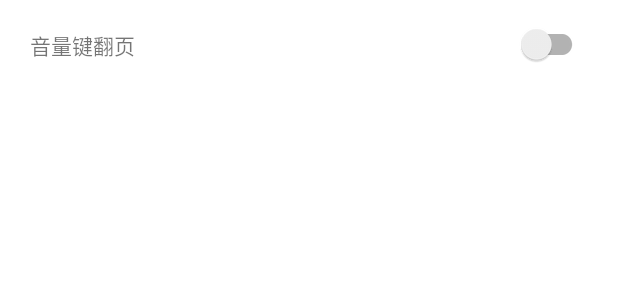
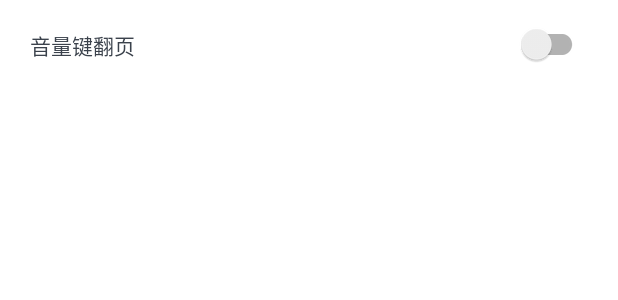
Before and after one commit to lavalike/novel-reader, an Android app: the layout activity_more_setting.xml on its own in the app's theme, with its tools: preview values and no code run, on a phone screen of 412 x 824 dp. Shown: the top 300 px of the screen. Run offline under Robolectric (Android 15) with nearby library versions, the phone set to English and light mode, and no system bars.

Commit message:
theme color change

```diff
--- a/app/src/main/java/com/wangzhen/reader/ui/base/BaseActivity.kt
+++ b/app/src/main/java/com/wangzhen/reader/ui/base/BaseActivity.kt
@@ -1,5 +1,6 @@
 package com.wangzhen.reader.ui.base
 
+import android.os.Bundle
 import com.wangzhen.commons.toolbar.ToolbarActivity
 import com.wangzhen.statusbar.DarkStatusBar
 import io.reactivex.disposables.CompositeDisposable
@@ -11,6 +12,11 @@ import io.reactivex.disposables.Disposable
  */
 open class BaseActivity : ToolbarActivity() {
     private var disposables = CompositeDisposable()
+    override fun onCreate(savedInstanceState: Bundle?) {
+        super.onCreate(savedInstanceState)
+        fitDarkStatusBar()
+    }
+
     protected fun addDisposable(d: Disposable) {
         disposables.add(d)
     }
--- a/app/src/main/res/drawable/ic_tag_txt.xml
+++ b/app/src/main/res/drawable/ic_tag_txt.xml
@@ -1,5 +1,5 @@
 <?xml version="1.0" encoding="utf-8"?>
 <shape xmlns:android="http://schemas.android.com/apk/res/android">
     <corners android:radius="3dp" />
-    <solid android:color="@color/colorPrimary" />
+    <solid android:color="@color/colorAccent" />
 </shape>
--- a/app/src/main/res/drawable/shape_book_list_nor.xml
+++ b/app/src/main/res/drawable/shape_book_list_nor.xml
@@ -2,7 +2,7 @@
 <shape xmlns:android="http://schemas.android.com/apk/res/android"
 	android:shape="rectangle">
 	<!-- 填充颜色 -->
-	<solid android:color="@color/colorPrimary"></solid>
+	<solid android:color="@color/colorAccent"></solid>
 
 	<!-- 矩形的圆角半径 -->
 	<corners android:radius="3dp" />
--- a/app/src/main/res/drawable/shape_book_list_press.xml
+++ b/app/src/main/res/drawable/shape_book_list_press.xml
@@ -2,7 +2,7 @@
 <shape xmlns:android="http://schemas.android.com/apk/res/android"
 	android:shape="rectangle">
 	<!-- 填充颜色 -->
-	<solid android:color="@color/colorPrimaryDark"></solid>
+	<solid android:color="@color/colorAccent" />
 
 	<!-- 矩形的圆角半径 -->
 	<corners android:radius="3dp" />
--- a/app/src/main/res/layout/activity_file_system.xml
+++ b/app/src/main/res/layout/activity_file_system.xml
@@ -10,9 +10,9 @@
         android:layout_width="match_parent"
         android:layout_height="40dp"
         android:background="@color/colorPrimary"
-        app:tabIndicatorColor="@color/white"
-        app:tabSelectedTextColor="@color/white"
-        app:tabTextColor="@color/translucent_text" />
+        app:tabIndicatorColor="@color/colorAccent"
+        app:tabSelectedTextColor="@color/colorAccent"
+        app:tabTextColor="@color/textColor" />
 
     <androidx.viewpager.widget.ViewPager
         android:id="@+id/tab_vp"
--- a/app/src/main/res/layout/activity_more_setting.xml
+++ b/app/src/main/res/layout/activity_more_setting.xml
@@ -17,7 +17,8 @@
             android:layout_width="wrap_content"
             android:layout_height="wrap_content"
             android:layout_centerVertical="true"
-            android:text="音量键翻页" />
+            android:text="@string/setting_volume_page_flip"
+            android:textColor="@color/textColor" />
 
         <androidx.appcompat.widget.SwitchCompat
             android:id="@+id/more_setting_sc_volume"
--- a/app/src/main/res/layout/activity_read.xml
+++ b/app/src/main/res/layout/activity_read.xml
@@ -61,7 +61,7 @@
                     android:background="?attr/actionBarItemBackground"
                     android:contentDescription="@string/app_name"
                     android:scaleType="centerInside"
-                    android:src="@drawable/ic_arrow_back" />
+                    android:src="@mipmap/ic_arrow_back_white" />
 
                 <TextView
                     android:id="@+id/book_name"
--- a/app/src/main/res/values/colors.xml
+++ b/app/src/main/res/values/colors.xml
@@ -1,8 +1,8 @@
 <?xml version="1.0" encoding="utf-8"?>
 <resources>
-    <color name="colorPrimary">#F18E1A</color>
-    <color name="colorPrimaryDark">#C57415</color>
-    <color name="colorAccent">#FF4081</color>
+    <color name="colorPrimary">#FFFFFF</color>
+    <color name="colorPrimaryDark">#FFFFFF</color>
+    <color name="colorAccent">#F18E1A</color>
 
     <!--common-->
     <color name="transparent">#00000000</color>
--- a/app/src/main/res/values/strings.xml
+++ b/app/src/main/res/values/strings.xml
@@ -1,5 +1,6 @@
 <resources>
     <string name="app_name">图书</string>
+    <string name="app_name_title">Books</string>
     <!--shelf-->
     <string name="shelf_empty">还没有书哦，快去添加吧</string>
     <!--mode-->
@@ -9,6 +10,9 @@
     <!--read-->
     <string name="read_setting">设置</string>
     <string name="read_category">目录</string>
+
+    <!--setting-->
+    <string name="setting_volume_page_flip">音量键翻页</string>
 
     <!--file system-->
     <string name="file_type_txt">TXT</string>
```
Also changed, not shown: app/src/main/res/layout/activity_main.xml (+3 -4 lines), app/src/main/res/layout/app_toolbar_common.xml (+3 -4 lines), app/src/main/res/drawable-xxhdpi/ic_arrow_back.png (deleted), app/src/main/res/drawable-xxhdpi/ic_menu_search.png (deleted), app/src/main/res/mipmap-xxhdpi/ic_arrow_back.png (added), app/src/main/res/mipmap-xxhdpi/ic_arrow_back_white.png (added), app/src/main/res/mipmap-xxhdpi/ic_search.png (added).
